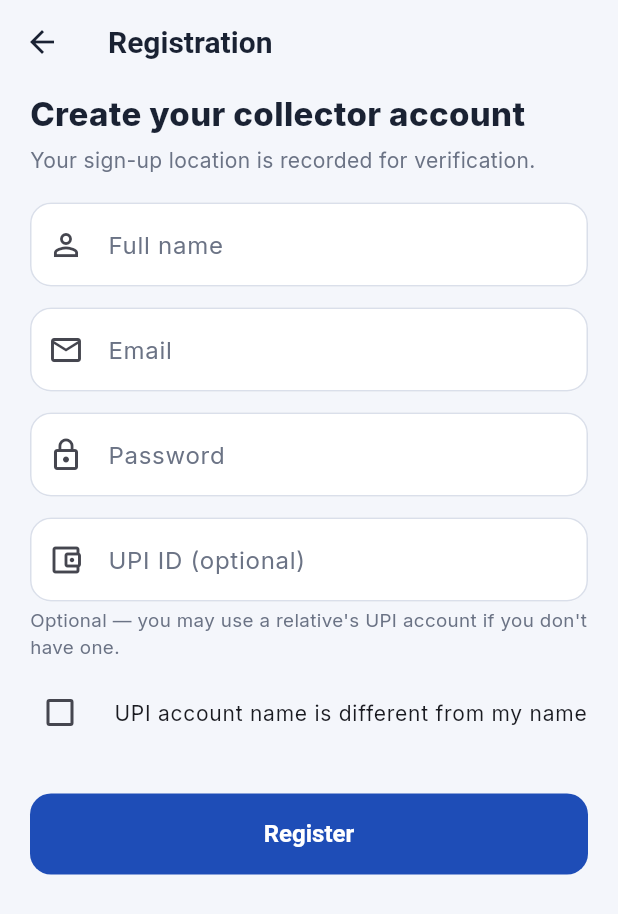
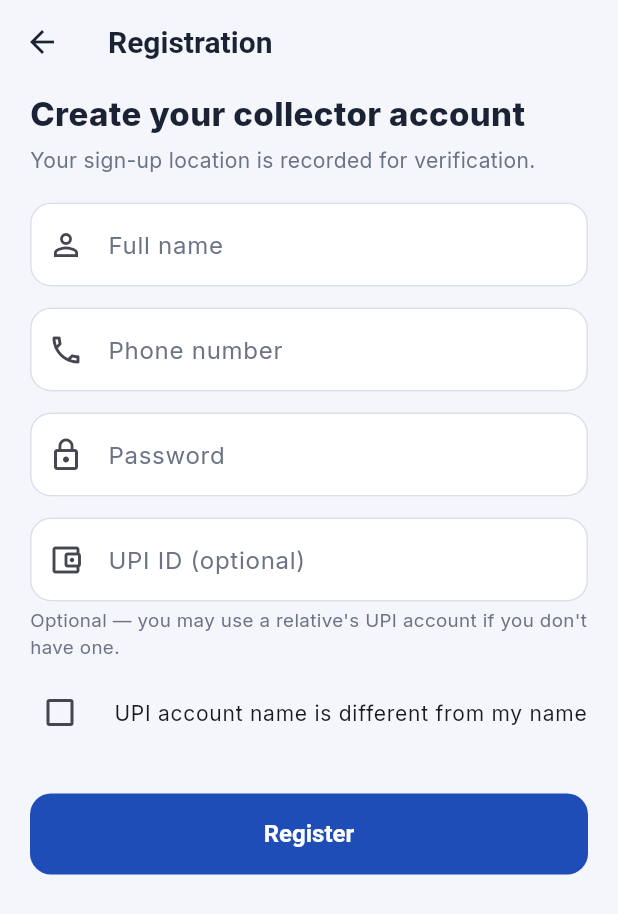
Before and after one commit to hassamshah3456/CHRist, a Flutter app: the RegisterScreen screen opened directly, on a phone screen of 412 x 824 dp. Shown: the top 914 px of the screen. Run offline on Flutter 3.47's test engine with Material 3 defaults, Android fonts, the phone set to English and light mode, and no system bars; our stand-ins replace connectivity_plus, geocoding, geolocator, google_fonts, image_picker, shared_preferences and 1 more; accounts and stored records are empty.

Commit message:
Use phone for collector auth, rename to CRIST Tool, fix instructions save.
Collectors register and sign in with phone instead of email, rebrand the app and admin dashboard as CRIST Tool, and widen settings storage so admin instructions HTML persists correctly.

Co-authored-by: Cursor <cursoragent@cursor.com>

```diff
--- a/lib/config.dart
+++ b/lib/config.dart
@@ -13,5 +13,5 @@ class AppConfig {
     defaultValue: 'http://10.0.2.2:8000',
   );
 
-  static const String appName = 'CRIST';
+  static const String appName = 'CRIST Tool';
 }
--- a/lib/i18n/app_localizations.dart
+++ b/lib/i18n/app_localizations.dart
@@ -178,6 +178,17 @@ const Map<String, Map<String, String>> _strings = {
   'register': {'en': 'Register', 'hi': 'पंजीकरण करें', 'kn': 'ನೋಂದಾಯಿಸಿ'},
   'full_name': {'en': 'Full name', 'hi': 'पूरा नाम', 'kn': 'ಪೂರ್ಣ ಹೆಸರು'},
   'email': {'en': 'Email', 'hi': 'ईमेल', 'kn': 'ಇಮೇಲ್'},
+  'phone': {'en': 'Phone number', 'hi': 'फोन नंबर', 'kn': 'ಫೋನ್ ಸಂಖ್ಯೆ'},
+  'enter_phone': {
+    'en': 'Enter your phone number',
+    'hi': 'अपना फोन नंबर दर्ज करें',
+    'kn': 'ನಿಮ್ಮ ಫೋನ್ ಸಂಖ್ಯೆ ನಮೂದಿಸಿ',
+  },
+  'invalid_phone': {
+    'en': 'Enter a valid phone number',
+    'hi': 'मान्य फोन नंबर दर्ज करें',
+    'kn': 'ಮಾನ್ಯ ಫೋನ್ ಸಂಖ್ಯೆ ನಮೂದಿಸಿ',
+  },
   'password': {'en': 'Password', 'hi': 'पासवर्ड', 'kn': 'ಪಾಸ್‌ವರ್ಡ್'},
   'upi_id_optional': {
     'en': 'UPI ID (optional)',
--- a/lib/models/user.dart
+++ b/lib/models/user.dart
@@ -1,14 +1,16 @@
 class AppUser {
   final String id;
   final String name;
-  final String email;
+  final String? phone;
+  final String? email;
   final String upiAddress;
   final String? upiName;
 
   const AppUser({
     required this.id,
     required this.name,
-    required this.email,
+    this.phone,
+    this.email,
     required this.upiAddress,
     this.upiName,
   });
@@ -16,7 +18,8 @@ class AppUser {
   factory AppUser.fromJson(Map<String, dynamic> json) => AppUser(
         id: json['id'] as String,
         name: json['name'] as String,
-        email: json['email'] as String,
+        phone: json['phone'] as String?,
+        email: json['email'] as String?,
         upiAddress: json['upi_address'] as String? ?? '',
         upiName: json['upi_name'] as String?,
       );
@@ -24,6 +27,7 @@ class AppUser {
   Map<String, dynamic> toJson() => {
         'id': id,
         'name': name,
+        'phone': phone,
         'email': email,
         'upi_address': upiAddress,
         'upi_name': upiName,
--- a/lib/providers/auth_provider.dart
+++ b/lib/providers/auth_provider.dart
@@ -47,7 +47,7 @@ class AuthProvider extends ChangeNotifier {
 
   Future<void> register({
     required String name,
-    required String email,
+    required String phone,
     required String password,
     required String upiAddress,
     String? upiName,
@@ -57,7 +57,7 @@ class AuthProvider extends ChangeNotifier {
 
     final res = await api.postJson('/auth/register', {
       'name': name,
-      'email': email,
+      'phone': phone,
       'password': password,
       'upi_address': upiAddress,
       'upi_name': (upiName != null && upiName.trim().isNotEmpty)
@@ -74,12 +74,12 @@ class AuthProvider extends ChangeNotifier {
   }
 
   Future<void> login({
-    required String email,
+    required String phone,
     required String password,
   }) async {
     // OAuth2 login endpoint expects form fields username/password.
     final res = await api.postForm('/auth/login', {
-      'username': email,
+      'username': phone,
       'password': password,
     });
     await _onAuthSuccess(res);
--- a/lib/screens/auth/login_screen.dart
+++ b/lib/screens/auth/login_screen.dart
@@ -17,13 +17,13 @@ class LoginScreen extends StatefulWidget {
 
 class _LoginScreenState extends State<LoginScreen> {
   final _form = GlobalKey<FormState>();
-  final _email = TextEditingController();
+  final _phone = TextEditingController();
   final _password = TextEditingController();
   bool _submitting = false;
 
   @override
   void dispose() {
-    _email.dispose();
+    _phone.dispose();
     _password.dispose();
     super.dispose();
   }
@@ -34,7 +34,7 @@ class _LoginScreenState extends State<LoginScreen> {
     setState(() => _submitting = true);
     try {
       await context.read<AuthProvider>().login(
-            email: _email.text.trim(),
+            phone: _phone.text.trim(),
             password: _password.text,
           );
       if (!mounted) return;
@@ -78,14 +78,14 @@ class _LoginScreenState extends State<LoginScreen> {
                 ),
                 const SizedBox(height: 24),
                 TextFormField(
-                  controller: _email,
-                  keyboardType: TextInputType.emailAddress,
+                  controller: _phone,
+                  keyboardType: TextInputType.phone,
                   decoration: InputDecoration(
-                    labelText: context.t('email'),
-                    prefixIcon: const Icon(Icons.mail_outline),
+                    labelText: context.t('phone'),
+                    prefixIcon: const Icon(Icons.phone_outlined),
                   ),
                   validator: (v) => (v == null || v.trim().isEmpty)
-                      ? 'Enter your email'
+                      ? context.t('enter_phone')
                       : null,
                 ),
                 const SizedBox(height: 14),
--- a/lib/screens/auth/register_screen.dart
+++ b/lib/screens/auth/register_screen.dart
@@ -19,7 +19,7 @@ class RegisterScreen extends StatefulWidget {
 class _RegisterScreenState extends State<RegisterScreen> {
   final _form = GlobalKey<FormState>();
   final _name = TextEditingController();
-  final _email = TextEditingController();
+  final _phone = TextEditingController();
   final _password = TextEditingController();
   final _upiAddress = TextEditingController();
   final _upiName = TextEditingController();
@@ -43,7 +43,7 @@ class _RegisterScreenState extends State<RegisterScreen> {
   @override
   void dispose() {
     _name.dispose();
-    _email.dispose();
+    _phone.dispose();
     _password.dispose();
     _upiAddress.dispose();
     _upiName.dispose();
@@ -57,7 +57,7 @@ class _RegisterScreenState extends State<RegisterScreen> {
     try {
       await context.read<AuthProvider>().register(
             name: _name.text.trim(),
-            email: _email.text.trim(),
+            phone: _phone.text.trim(),
             password: _password.text,
             upiAddress: _upiAddress.text.trim(),
             upiName: _differentUpiName ? _upiName.text.trim() : null,
@@ -114,15 +114,16 @@ class _RegisterScreenState extends State<RegisterScreen> {
                 ),
                 const SizedBox(height: 14),
                 _field(
-                  controller: _email,
-                  label: context.t('email'),
-                  icon: Icons.mail_outline,
-                  keyboardType: TextInputType.emailAddress,
+                  controller: _phone,
+                  label: context.t('phone'),
+                  icon: Icons.phone_outlined,
+                  keyboardType: TextInputType.phone,
                   validator: (v) {
-                    if (v == null || v.trim().isEmpty) return 'Enter your email';
-                    if (!v.contains('@') || !v.contains('.')) {
-                      return 'Enter a valid email';
+                    if (v == null || v.trim().isEmpty) {
+                      return context.t('enter_phone');
                     }
+                    final digits = v.replaceAll(RegExp(r'\D'), '');
+                    if (digits.length < 7) return context.t('invalid_phone');
                     return null;
                   },
                 ),
--- a/pubspec.yaml
+++ b/pubspec.yaml
@@ -1,5 +1,5 @@
 name: usmlewise_christ
-description: "CRIST - field data collection app."
+description: "CRIST Tool - field data collection app."
 publish_to: "none"
 version: 1.0.0+1
 
```
Also changed, not shown: lib/widgets/common.dart (+1 -10 lines), 10 other files.
